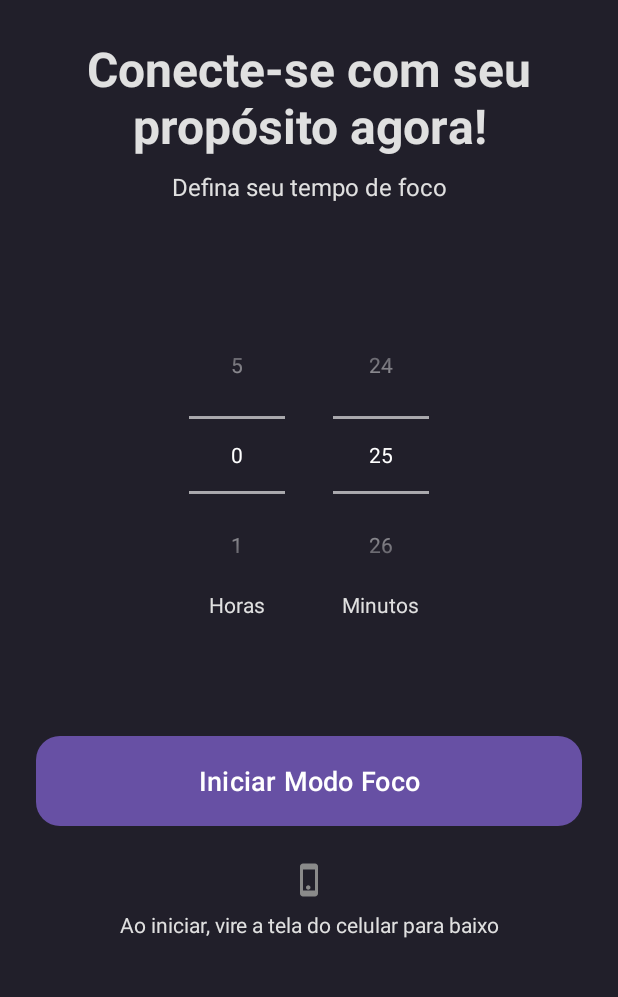
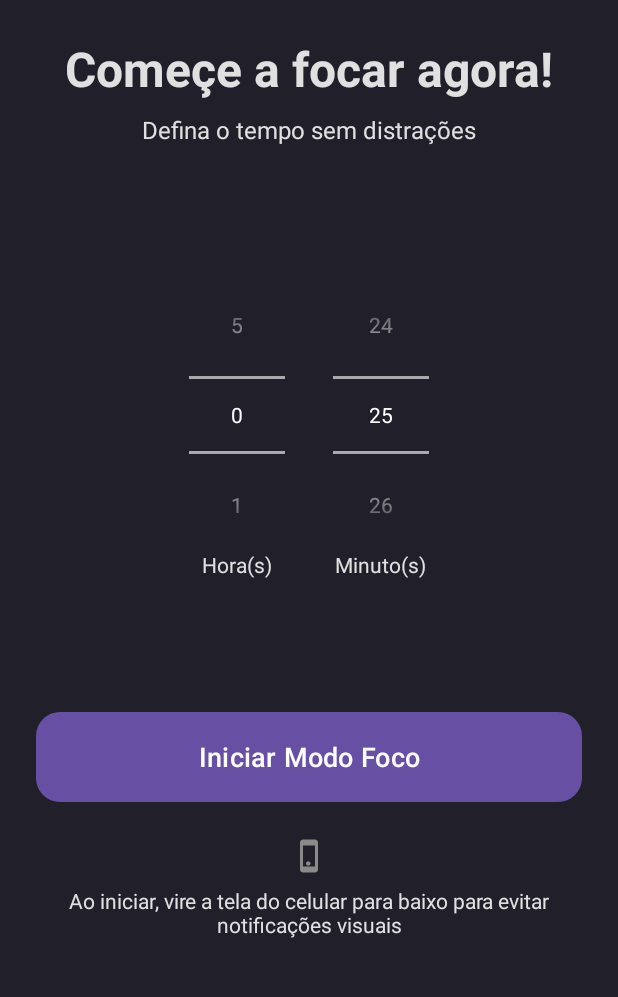
Before and after one commit to LaraViggiano/GuardiaoDoFoco, an Android app: the screen it shows after launch (MainActivity), on a phone screen of 412 x 824 dp, the part 237-1234 px from its top. Run offline under Robolectric (Android 15) with nearby library versions, the phone set to English and light mode, and no system bars.

Commit message:
Correções de escrita

```diff
--- a/app/src/main/res/layout/activity_main.xml
+++ b/app/src/main/res/layout/activity_main.xml
@@ -24,7 +24,7 @@
         android:layout_width="0dp"
         android:layout_height="wrap_content"
         android:layout_marginTop="24dp"
-        android:text="Conecte-se com seu propósito agora!"
+        android:text="Começe a focar agora!"
         android:textAlignment="center"
         android:textSize="32sp"
         android:textStyle="bold"
@@ -37,7 +37,7 @@
         android:layout_width="wrap_content"
         android:layout_height="wrap_content"
         android:layout_marginTop="8dp"
-        android:text="Defina seu tempo de foco"
+        android:text="Defina o tempo sem distrações"
         android:textSize="16sp"
         app:layout_constraintEnd_toEndOf="parent"
         app:layout_constraintStart_toStartOf="parent"
@@ -72,7 +72,7 @@
             <TextView
                 android:layout_width="wrap_content"
                 android:layout_height="wrap_content"
-                android:text="Horas"
+                android:text="Hora(s)"
                 android:textColor="@color/text_light" />
         </LinearLayout>
 
@@ -93,7 +93,7 @@
             <TextView
                 android:layout_width="wrap_content"
                 android:layout_height="wrap_content"
-                android:text="Minutos"
+                android:text="Minuto(s)"
                 android:textColor="@color/text_light" />
         </LinearLayout>
 
@@ -120,7 +120,7 @@
         android:layout_marginBottom="16dp"
         android:drawablePadding="8dp"
         android:gravity="center"
-        android:text="Ao iniciar, vire a tela do celular para baixo"
+        android:text="Ao iniciar, vire a tela do celular para baixo para evitar notificações visuais"
         android:textAlignment="center"
         app:drawableTopCompat="@drawable/ic_screen_down"
         app:layout_constraintBottom_toBottomOf="parent"
```
